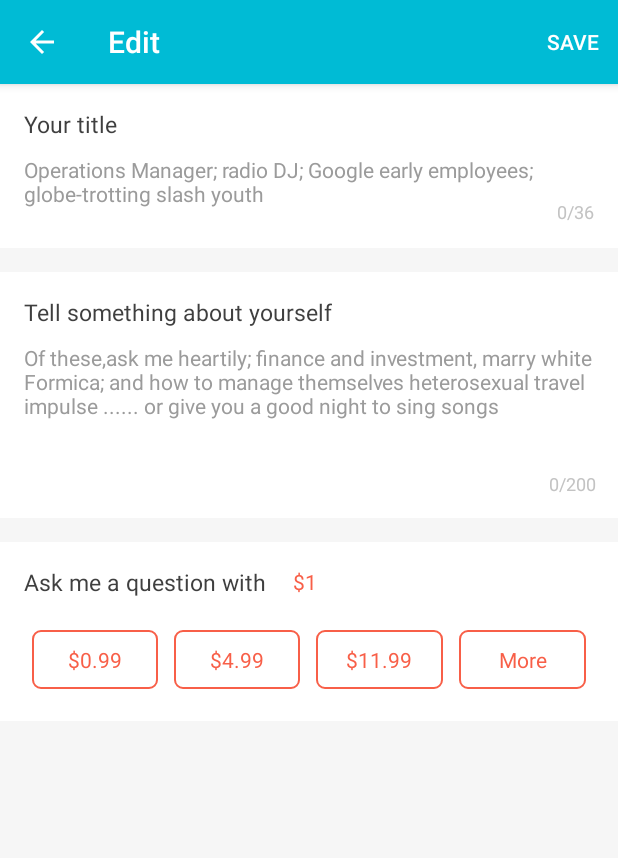
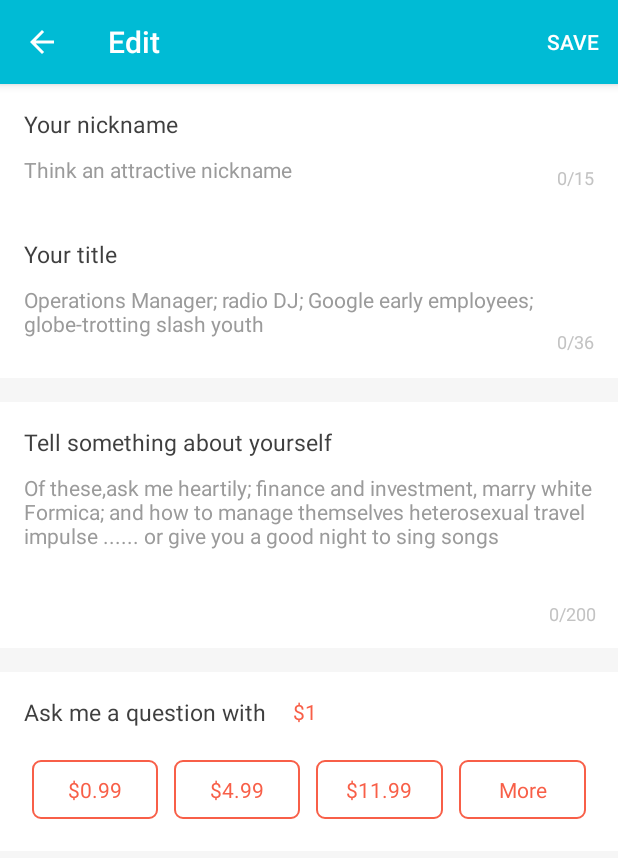
Before and after one commit to SoloAsk/SoloAskAndroid, an Android app: the EditProfileActivity screen opened directly, with no data from a screen before it, on a phone screen of 412 x 824 dp. Shown: the top 858 px of the screen. Run offline under Robolectric (Android 15) with nearby library versions, the phone set to English and light mode, and no system bars; our stand-ins replace CircleImageView; libraries missing offline, so code that uses them is left out: com.umeng.analytics; 1 statement that could not run was skipped.

Commit message:
Feature: 增加修改昵称

```diff
--- a/app/src/main/java/com/soloask/android/activity/EditProfileActivity.java
+++ b/app/src/main/java/com/soloask/android/activity/EditProfileActivity.java
@@ -2,7 +2,6 @@ package com.soloask.android.activity;
 
 import android.app.Dialog;
 import android.os.Bundle;
-import android.os.Handler;
 import android.support.annotation.Nullable;
 import android.support.v7.widget.GridLayoutManager;
 import android.support.v7.widget.RecyclerView;
@@ -26,7 +25,6 @@ import com.soloask.android.data.model.User;
 import com.soloask.android.util.Constant;
 import com.umeng.analytics.MobclickAgent;
 
-import java.util.ArrayList;
 import java.util.Arrays;
 import java.util.List;
 
@@ -34,13 +32,13 @@ import java.util.List;
  * Created by Lebron on 2016/6/24.
  */
 public class EditProfileActivity extends BaseActivity implements View.OnClickListener {
-    private TextView mPriceView, mTextCountView, mTitleCountView;
-    private EditText mDescribeView, mTitleView;
+    private TextView mPriceView, mTextCountView, mTitleCountView, mNameCountView;
+    private EditText mDescribeView, mTitleView, mNameView;
     private RelativeLayout mSavingLayout;
     private PriceAdapter mPriceAdapter;
     private TextView mPriceView1, mPriceView5, mPriceView10, mPriceViewMore;
     private User mUser;
-    private String mTitle, mIntroduce;
+    private String mTitle, mIntroduce, mName;
     private double mAskPrice;
 
     @Override
@@ -62,10 +60,13 @@ public class EditProfileActivity extends BaseActivity implements View.OnClickLis
         if (item.getItemId() == R.id.action_save) {
             mTitle = mTitleView.getText().toString();
             mIntroduce = mDescribeView.getText().toString();
+            mName = mNameView.getText().toString();
             if (TextUtils.isEmpty(mTitle)) {
                 mTitleView.setError(EditProfileActivity.this.getString(R.string.notice_cannot_null));
             } else if (TextUtils.isEmpty(mIntroduce)) {
                 mDescribeView.setError(EditProfileActivity.this.getString(R.string.notice_cannot_null));
+            } else if (TextUtils.isEmpty(mName)) {
+                mNameView.setError(EditProfileActivity.this.getString(R.string.notice_cannot_null));
             } else {
                 mSavingLayout.setVisibility(View.VISIBLE);
                 updateUserInfo();
@@ -79,6 +80,7 @@ public class EditProfileActivity extends BaseActivity implements View.OnClickLis
         if (mUser == null) {
             return;
         }
+        mNameView.setText(mUser.getUserName());
         mTitleView.setText(mUser.getUserTitle());
         mDescribeView.setText(mUser.getUserIntroduce());
         mAskPrice = mUser.getUserPrice();
@@ -101,7 +103,7 @@ public class EditProfileActivity extends BaseActivity implements View.OnClickLis
                 Toast.makeText(EditProfileActivity.this, R.string.failed_to_load_data, Toast.LENGTH_SHORT).show();
             }
         });
-        userManager.updateUserInfo(mUser, mTitle, mIntroduce, mAskPrice);
+        userManager.updateUserInfo(mUser, mName, mTitle, mIntroduce, mAskPrice);
     }
 
     private void initView() {
@@ -113,8 +115,10 @@ public class EditProfileActivity extends BaseActivity implements View.OnClickLis
         mPriceViewMore = (TextView) findViewById(R.id.tv_price_more);
         mTextCountView = (TextView) findViewById(R.id.text_count);
         mTitleCountView = (TextView) findViewById(R.id.tv_edit_count);
+        mNameCountView = (TextView) findViewById(R.id.tv_edit_name_count);
         mDescribeView = (EditText) findViewById(R.id.edit_user_describe);
         mTitleView = (EditText) findViewById(R.id.edit_user_title);
+        mNameView = (EditText) findViewById(R.id.edit_user_name);
 
         addListener();
     }
@@ -149,6 +153,22 @@ public class EditProfileActivity extends BaseActivity implements View.OnClickLis
             @Override
             public void onTextChanged(CharSequence s, int start, int before, int count) {
                 mTitleCountView.setText(String.format(getString(R.string.format_write_title), mTitleView.getText().length()));
+            }
+
+            @Override
+            public void afterTextChanged(Editable s) {
+
+            }
+        });
+        mNameView.addTextChangedListener(new TextWatcher() {
+            @Override
+            public void beforeTextChanged(CharSequence s, int start, int count, int after) {
+
+            }
+
+            @Override
+            public void onTextChanged(CharSequence s, int start, int before, int count) {
+                mNameCountView.setText(String.format(getString(R.string.format_write_name), mNameView.getText().length()));
             }
 
             @Override
--- a/app/src/main/java/com/soloask/android/data/bmob/UserManager.java
+++ b/app/src/main/java/com/soloask/android/data/bmob/UserManager.java
@@ -99,11 +99,12 @@ public class UserManager {
         });
     }
 
-    public void updateUserInfo(final User user, String title, String describe, double askPrice) {
+    public void updateUserInfo(final User user, String name, String title, String describe, double askPrice) {
         if (user == null) {
             mInfoListener.onFailed();
             return;
         }
+        user.setUserName(name);
         user.setUserTitle(title);
         user.setUserIntroduce(describe);
         user.setUserPrice(askPrice);
--- a/app/src/main/res/layout/activity_edit_profile.xml
+++ b/app/src/main/res/layout/activity_edit_profile.xml
@@ -45,6 +45,56 @@
                     android:textColor="@color/color_user_name"
                     android:textSize="14.0sp" />
             </RelativeLayout>
+
+            <LinearLayout
+                android:layout_width="fill_parent"
+                android:layout_height="wrap_content"
+                android:background="@android:color/white"
+                android:orientation="vertical">
+
+                <TextView
+                    android:layout_width="fill_parent"
+                    android:layout_height="wrap_content"
+                    android:layout_marginLeft="@dimen/item_common_margin"
+                    android:layout_marginTop="@dimen/item_common_margin"
+                    android:text="@string/user_name"
+                    android:textColor="@color/color_user_name"
+                    android:textSize="15.0sp" />
+
+                <RelativeLayout
+                    android:layout_width="match_parent"
+                    android:layout_height="wrap_content"
+                    android:layout_marginLeft="@dimen/item_common_margin"
+                    android:layout_marginRight="@dimen/item_common_margin">
+
+                    <EditText
+                        android:id="@+id/edit_user_name"
+                        android:layout_width="fill_parent"
+                        android:layout_height="wrap_content"
+                        android:layout_marginBottom="@dimen/item_common_margin"
+                        android:layout_marginTop="10dp"
+                        android:background="@android:color/white"
+                        android:gravity="top"
+                        android:hint="@string/hint_user_name"
+                        android:maxLength="15"
+                        android:minHeight="23dp"
+                        android:textColor="@color/color_user_name"
+                        android:textColorHint="@color/color_user_title"
+                        android:textCursorDrawable="@null"
+                        android:textSize="14.0sp" />
+
+                    <TextView
+                        android:id="@+id/tv_edit_name_count"
+                        android:layout_width="wrap_content"
+                        android:layout_height="wrap_content"
+                        android:layout_alignBottom="@id/edit_user_name"
+                        android:layout_alignRight="@id/edit_user_name"
+                        android:text="0/15"
+                        android:textColor="#ffc3c3c3"
+                        android:textSize="12.0sp"
+                        android:visibility="visible" />
+                </RelativeLayout>
+            </LinearLayout>
 
             <LinearLayout
                 android:layout_width="fill_parent"
--- a/app/src/main/res/values/strings.xml
+++ b/app/src/main/res/values/strings.xml
@@ -44,6 +44,7 @@
     <string name="format_write_question">%1$d/100</string>
     <string name="format_write_describe">%1$d/200</string>
     <string name="format_write_title">%1$d/36</string>
+    <string name="format_write_name">%1$d/15</string>
     <string name="login_failed">Login failed</string>
     <string name="login_cancel">Login canceled</string>
     <string name="btn_login_with_facebook">Login with Facebook</string>
@@ -52,6 +53,7 @@
     <string name="user_earned">Total income</string>
     <string name="user_payment_rules">50% from income belongs to you</string>
     <string name="user_title">Your title</string>
+    <string name="user_name">Your nickname</string>
     <string name="user_introduce">Tell something about yourself</string>
     <string name="user_withdraw_account">PayPal Cashout</string>
     <string name="remember">Remember</string>
@@ -70,6 +72,7 @@
     <string name="hint_input_account">PayPal account(email)</string>
     <string name="hint_input_account_again">Enter again</string>
     <string name="hint_ask_question">It will refund to app\'s account if there are no answer for more than 48 hours.</string>
+    <string name="hint_user_name">Think an attractive nickname</string>
     <string name="hint_user_title">Operations Manager; radio DJ; Google early employees; globe-trotting slash youth</string>
     <string name="hint_user_introduce">Of these,ask me heartily; finance and investment, marry white Formica; and how to manage themselves heterosexual travel impulse ...... or give you a good night to sing songs</string>
     <string name="check_ask_question">Public Q&amp;A, each time your answer is listened by others, you earn $0.5</string>
```
Also changed, not shown: 1 other file.
